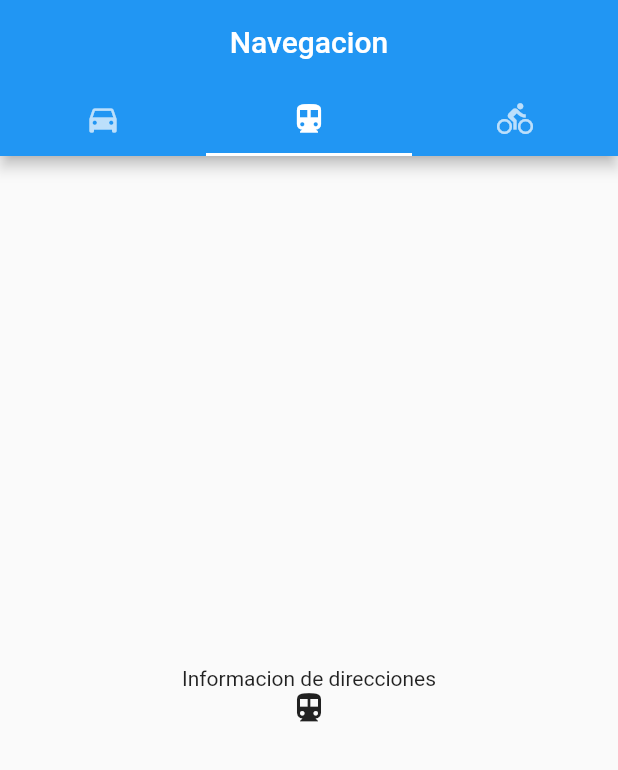
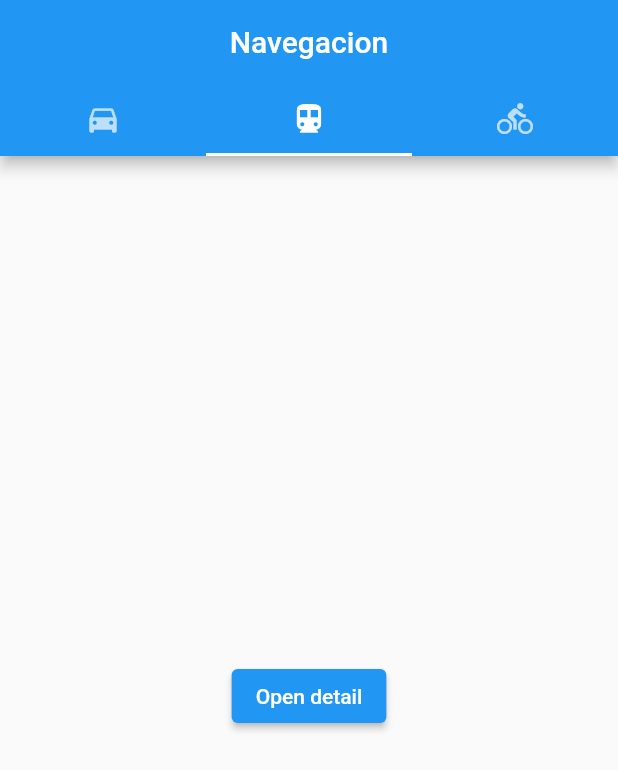
Before and after one commit to Bratth05/flutter_navegacion, a Flutter app: the screen it shows after launch, tab 2 chosen, on a phone screen of 412 x 824 dp. Shown: the top 770 px of the screen. Run offline on Flutter 3.47's test engine with Material 2 defaults, Android fonts, the phone set to English and light mode, and no system bars.

Commit message:
Agregar pages

```diff
--- a/lib/src/pages/direction_pages.dart
+++ b/lib/src/pages/direction_pages.dart
@@ -1,14 +1,22 @@
 import 'package:flutter/material.dart';
+import 'package:flutter_navegacion/src/pages/direction_details_page.dart';
 
 class DirectionPage extends StatelessWidget {
   const DirectionPage({super.key});
 
   @override
   Widget build(BuildContext context) {
-    return const Center(
-        child: Column(mainAxisAlignment: MainAxisAlignment.center, children: [
-      Text("Informacion de direcciones"),
-      Icon(Icons.directions_transit)
-    ]));
+    return Center(
+      child: ElevatedButton(
+        child: const Text('Open detail'),
+        onPressed: () {
+          Navigator.push(
+            context,
+            MaterialPageRoute(
+                builder: (context) => const DirectionDetailPage()),
+          );
+        },
+      ),
+    );
   }
 }
```
Also changed, not shown: lib/src/pages/direction_details_page.dart (added, +22 -0 lines).
